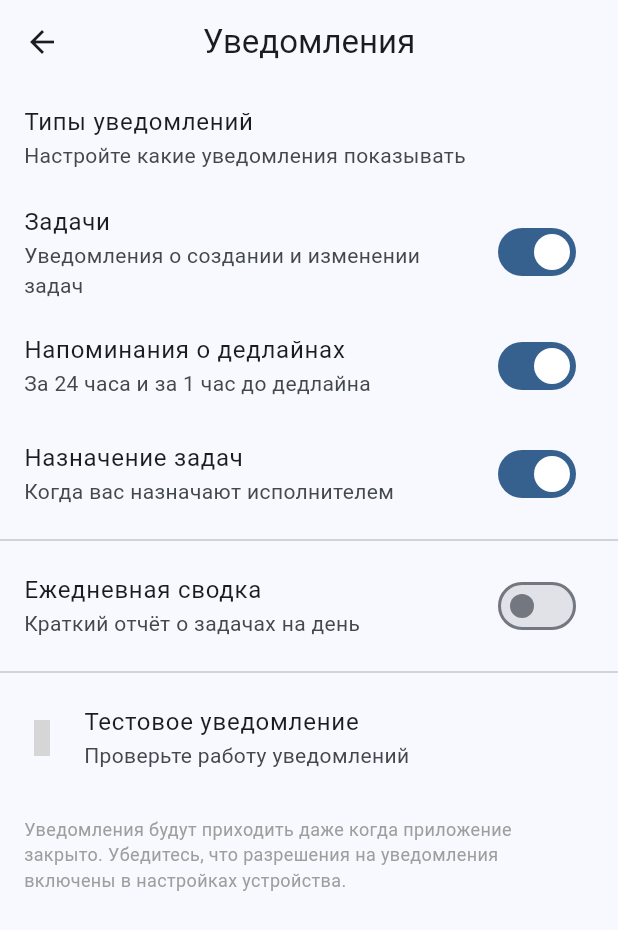
After one commit to AlexIves16/NANAXE, a Flutter app: the NotificationsSettingsScreen screen opened by its route, on a phone screen of 412 x 824 dp. The commit adds this screen. Shown: the top 930 px of the screen. Run offline on Flutter 3.47's test engine with Material 3 defaults, Android fonts, the phone set to English and light mode, and no system bars; our stand-ins replace cloud_firestore, firebase_auth, firebase_core, flutter_dotenv, flutter_local_notifications, flutter_riverpod and 4 more; accounts and stored records are empty; statements that could not run were skipped; grey boxes are pictures that could not be loaded.

Commit message:
Add Local Notifications with deadline reminders

```diff
--- a/lib/core/router.dart
+++ b/lib/core/router.dart
@@ -11,6 +11,7 @@ import '../screens/ai_test_screen.dart';
 import '../screens/admin/admin_screen.dart';
 import '../screens/admin/team_management_screen.dart';
 import '../screens/admin/projects_management_screen.dart';
+import '../screens/admin/notifications_settings_screen.dart';
 import '../providers/auth_provider.dart';
 
 // Глобальный ключ для навигации
@@ -96,6 +97,12 @@ class AppRouter {
                 name: 'admin-projects',
                 builder: (context, state) => const ProjectsManagementScreen(),
               ),
+              GoRoute(
+                path: 'notifications',
+                name: 'admin-notifications',
+                builder: (context, state) =>
+                    const NotificationsSettingsScreen(),
+              ),
             ],
           ),
         ],
--- a/lib/main.dart
+++ b/lib/main.dart
@@ -3,6 +3,7 @@ import 'package:flutter_riverpod/flutter_riverpod.dart';
 import 'package:flutter_dotenv/flutter_dotenv.dart';
 import 'core/firebase_config.dart';
 import 'core/local_storage_service.dart';
+import 'core/notification_service.dart';
 import 'core/theme.dart';
 import 'core/router.dart';
 
@@ -17,6 +18,9 @@ void main() async {
 
   // Инициализация локального хранилища
   await localStorageService.initialize();
+
+  // Инициализация уведомлений
+  await notificationService.initialize();
 
   runApp(
     const ProviderScope(
--- /dev/null
+++ b/lib/screens/admin/notifications_settings_screen.dart
@@ -0,0 +1,150 @@
+import 'package:flutter/material.dart';
+import 'package:flutter_riverpod/flutter_riverpod.dart';
+import '../core/notification_service.dart';
+
+class NotificationsSettingsScreen extends ConsumerStatefulWidget {
+  const NotificationsSettingsScreen({super.key});
+
+  @override
+  ConsumerState<NotificationsSettingsScreen> createState() => _NotificationsSettingsScreenState();
+}
+
+class _NotificationsSettingsScreenState extends ConsumerState<NotificationsSettingsScreen> {
+  bool _taskNotifications = true;
+  bool _deadlineReminders = true;
+  bool _taskAssigned = true;
+  bool _dailySummary = false;
+  Time _dailySummaryTime = const Time(9, 0);
+
+  @override
+  Widget build(BuildContext context) {
+    return Scaffold(
+      appBar: AppBar(
+        title: const Text('Уведомления'),
+      ),
+      body: ListView(
+        children: [
+          const ListTile(
+            title: Text('Типы уведомлений'),
+            subtitle: Text('Настройте какие уведомления показывать'),
+          ),
+          SwitchListTile(
+            title: const Text('Задачи'),
+            subtitle: const Text('Уведомления о создании и изменении задач'),
+            value: _taskNotifications,
+            onChanged: (value) {
+              setState(() {
+                _taskNotifications = value;
+              });
+              // TODO: Сохранить в настройки
+            },
+          ),
+          SwitchListTile(
+            title: const Text('Напоминания о дедлайнах'),
+            subtitle: const Text('За 24 часа и за 1 час до дедлайна'),
+            value: _deadlineReminders,
+            onChanged: (value) {
+              setState(() {
+                _deadlineReminders = value;
+              });
+              // TODO: Сохранить в настройки
+            },
+          ),
+          SwitchListTile(
+            title: const Text('Назначение задач'),
+            subtitle: const Text('Когда вас назначают исполнителем'),
+            value: _taskAssigned,
+            onChanged: (value) {
+              setState(() {
+                _taskAssigned = value;
+              });
+              // TODO: Сохранить в настройки
+            },
+          ),
+          const Divider(),
+          SwitchListTile(
+            title: const Text('Ежедневная сводка'),
+            subtitle: const Text('Краткий отчёт о задачах на день'),
+            value: _dailySummary,
+            onChanged: (value) {
+              setState(() {
+                _dailySummary = value;
+                if (value) {
+                  _scheduleDailySummary();
+                }
+              });
+              // TODO: Сохранить в настройки
+            },
+          ),
+          if (_dailySummary)
+            ListTile(
+              title: const Text('Время сводки'),
+              subtitle: Text('${_dailySummaryTime.hour.toString().padLeft(2, '0')}:${_dailySummaryTime.minute.toString().padLeft(2, '0')}'),
+              trailing: const Icon(Icons.access_time),
+              onTap: () => _selectDailySummaryTime(),
+            ),
+          const Divider(),
+          ListTile(
+            leading: const Icon(Icons.test_build, color: Colors.blue),
+            title: const Text('Тестовое уведомление'),
+            subtitle: const Text('Проверьте работу уведомлений'),
+            onTap: _showTestNotification,
+          ),
+          const Padding(
+            padding: EdgeInsets.all(16),
+            child: Text(
+              'Уведомления будут приходить даже когда приложение закрыто. Убедитесь, что разрешения на уведомления включены в настройках устройства.',
+              style: TextStyle(color: Colors.grey, fontSize: 12),
+            ),
+          ),
+        ],
+      ),
+    );
+  }
+
+  Future<void> _selectDailySummaryTime() async {
+    final TimeOfDay? picked = await showTimePicker(
+      context: context,
+      initialTime: TimeOfDay.fromDateTime(
+        DateTime.now().copyWith(
+          hour: _dailySummaryTime.hour,
+          minute: _dailySummaryTime.minute,
+        ),
+      ),
+    );
+
+    if (picked != null) {
+      setState(() {
+        _dailySummaryTime = Time(picked.hour, picked.minute);
+      });
+      _scheduleDailySummary();
+    }
+  }
+
+  Future<void> _scheduleDailySummary() async {
+    if (_dailySummary) {
+      await notificationService.scheduleDailyNotification(
+        id: 'daily_summary'.hashCode,
+        title: '📊 Ежедневная сводка',
+        body: 'Ваши задачи на сегодня',
+        scheduledTime: _dailySummaryTime,
+      );
+    } else {
+      await notificationService.cancelNotification('daily_summary'.hashCode);
+    }
+  }
+
+  Future<void> _showTestNotification() async {
+    await notificationService.showNotification(
+      id: DateTime.now().millisecondsSinceEpoch,
+      title: '🔔 Тестовое уведомление',
+      body: 'Если вы видите это - уведомления работают!',
+    );
+
+    if (mounted) {
+      ScaffoldMessenger.of(context).showSnackBar(
+        const SnackBar(content: Text('✅ Уведомление отправлено')),
+      );
+    }
+  }
+}
```
Also changed, not shown: lib/core/notification_service.dart (added, +365 -0 lines), lib/providers/task_provider.dart (+57 -0 lines).
